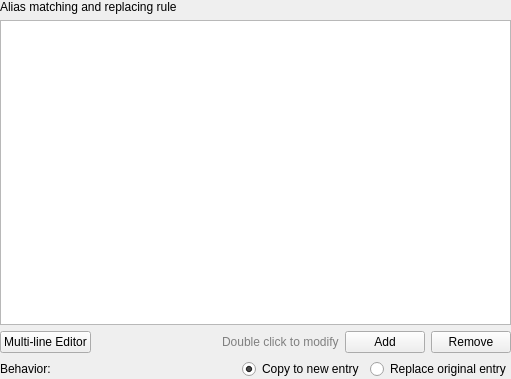
Before: the Qt Designer form src/copyOrReplaceByAlias/copyorreplacebyaliasoptionwidget.ui in shine5402/KiraOtoToolbox, drawn with Qt 5.
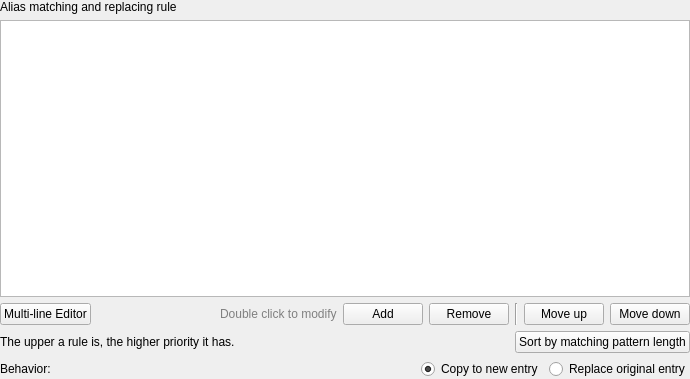
After: the same form once the commit is applied.

Commit message: Add "move up" "move down" "sort by matching pattern length" button in copyorreplacebyalias tool

Patch:
```diff
--- a/src/copyOrReplaceByAlias/copyorreplacebyaliasoptionwidget.ui
+++ b/src/copyOrReplaceByAlias/copyorreplacebyaliasoptionwidget.ui
@@ -6,7 +6,7 @@
    <rect>
     <x>0</x>
     <y>0</y>
-    <width>511</width>
+    <width>690</width>
     <height>379</height>
    </rect>
   </property>
@@ -89,6 +89,58 @@
       <widget class="QPushButton" name="deleteButton">
        <property name="text">
         <string>Remove</string>
+       </property>
+      </widget>
+     </item>
+     <item>
+      <widget class="Line" name="line">
+       <property name="orientation">
+        <enum>Qt::Vertical</enum>
+       </property>
+      </widget>
+     </item>
+     <item>
+      <widget class="QPushButton" name="moveUpButton">
+       <property name="text">
+        <string>Move up</string>
+       </property>
+      </widget>
+     </item>
+     <item>
+      <widget class="QPushButton" name="moveDownButton">
+       <property name="text">
+        <string>Move down</string>
+       </property>
+      </widget>
+     </item>
+    </layout>
+   </item>
+   <item>
+    <layout class="QHBoxLayout" name="horizontalLayout_2">
+     <item>
+      <widget class="QLabel" name="label_4">
+       <property name="text">
+        <string>The upper a rule is, the higher priority it has.</string>
+       </property>
+      </widget>
+     </item>
+     <item>
+      <spacer name="horizontalSpacer_2">
+       <property name="orientation">
+        <enum>Qt::Horizontal</enum>
+       </property>
+       <property name="sizeHint" stdset="0">
+        <size>
+         <width>40</width>
+         <height>20</height>
+        </size>
+       </property>
+      </spacer>
+     </item>
+     <item>
+      <widget class="QPushButton" name="sortByMatchPatternLengthButton">
+       <property name="text">
+        <string>Sort by matching pattern length</string>
        </property>
       </widget>
      </item>
```
The commit also changes 4 other files.
